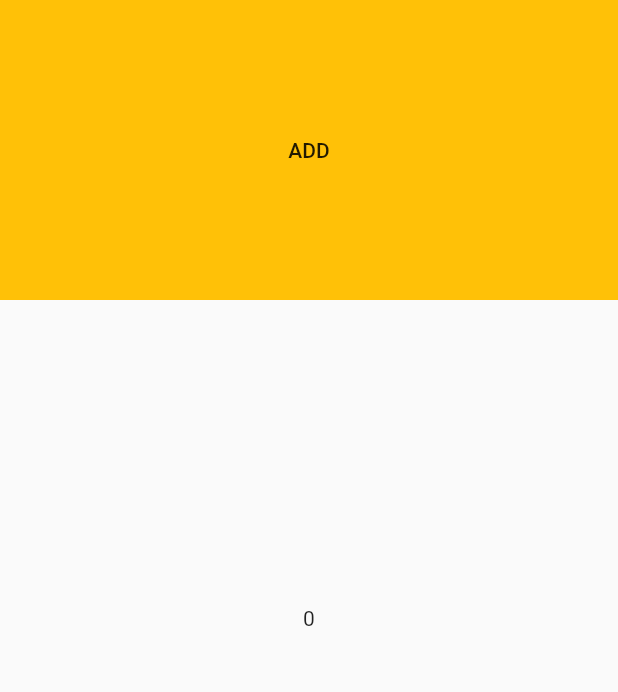
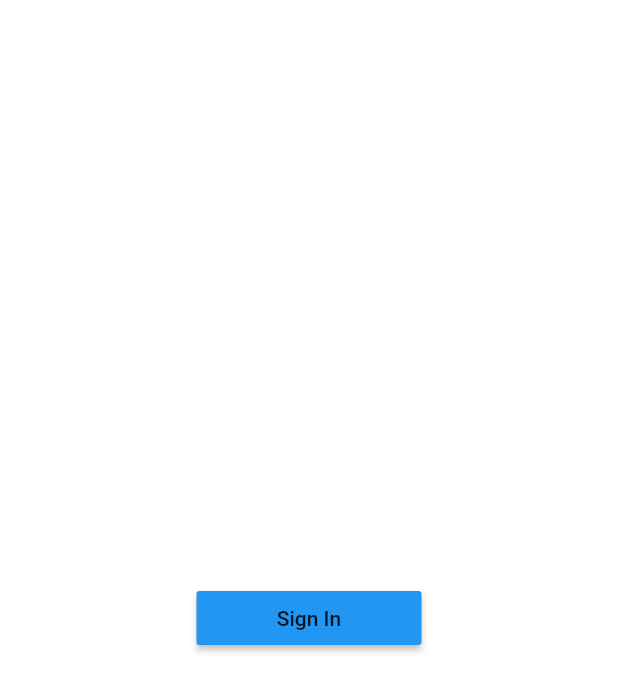
Before and after one commit to ianvillamia/aha_app, a Flutter app: the screen it shows after launch, on a phone screen of 412 x 824 dp. Shown: the top 692 px of the screen. Run offline on Flutter 3.47's test engine with Material 2 defaults, Android fonts, the phone set to English and light mode, and no system bars; our stand-ins replace firebase_auth; accounts and stored records are empty.

Commit message:
added stuffs

```diff
--- /dev/null
+++ b/lib/Screens/Auth/auth_handler.dart
@@ -0,0 +1,30 @@
+import 'package:aha_app/Screens/Auth/sign_in.dart';
+import 'package:aha_app/Screens/home.dart';
+import 'package:aha_app/Services/auth.dart';
+import 'package:flutter/material.dart';
+import 'package:provider/provider.dart';
+
+class AuthHandler extends StatelessWidget {
+  const AuthHandler({Key key}) : super(key: key);
+
+  @override
+  Widget build(BuildContext context) {
+    final authService =
+        Provider.of<FirebaseAuthentication>(context, listen: false);
+
+    return StreamBuilder(
+      stream: authService.onAuthChanged,
+      builder: (context, snapshot) {
+        if (snapshot.connectionState == ConnectionState.active) {
+          final user = snapshot.data;
+          return user != null ? HomePage() : SignIn();
+        }
+        return Scaffold(
+          body: Center(
+            child: CircularProgressIndicator(),
+          ),
+        );
+      },
+    );
+  }
+}
--- /dev/null
+++ b/lib/Screens/Auth/sign_in.dart
@@ -0,0 +1,33 @@
+import 'package:aha_app/Services/auth.dart';
+import 'package:flutter/material.dart';
+import 'package:provider/provider.dart';
+
+class SignIn extends StatelessWidget {
+  const SignIn({Key key}) : super(key: key);
+
+  @override
+  Widget build(BuildContext context) {
+    return
+   Center(
+        child: MaterialButton(
+            onPressed: () {},
+            color: Colors.blue,
+            minWidth: 150,
+            child: Text('Sign In')),
+      );
+
+  }
+
+  /*BackEnd*/
+  Future _signInAnonymously(BuildContext context) async {
+    try {
+      final auth = Provider.of<FirebaseAuthentication>(context);
+      final user = await auth.signInAnonymously();
+      print('uid:${user.uid}');
+    } catch (e) {
+      print(e);
+    }
+  }
+
+
+}
--- /dev/null
+++ b/lib/Services/auth.dart
@@ -0,0 +1,36 @@
+import 'package:firebase_auth/firebase_auth.dart';
+import 'package:flutter/foundation.dart';
+
+@immutable
+class User {
+  const User({@required this.uid});
+  final String uid;
+}
+
+class FirebaseAuthentication {
+  final FirebaseAuth _auth = FirebaseAuth.instance;
+
+  User _userFromFirebase(FirebaseUser user){
+  return user == null ? null:User(uid: user.uid);
+  }
+
+  Stream <User> get onAuthChanged{
+      return _auth.onAuthStateChanged.map(_userFromFirebase);
+  }
+
+  //sign in anonymously
+  Future <User> signInAnonymously() async {
+    try {
+      final authResult = await _auth.signInAnonymously();
+      return _userFromFirebase(authResult.user);
+    } catch (e) {
+      print(e.toString());
+    }
+  }
+
+  Future<void> signOut() async {
+    return await _auth.signOut();
+  }
+
+
+}
--- a/lib/cart.dart
+++ /dev/null
@@ -1,13 +0,0 @@
-import 'package:flutter/material.dart';
-import 'package:provider/provider.dart';
-import 'cartModel.dart';
-
-class Cart extends StatelessWidget {
-  @override
-  Widget build(BuildContext context) {
-    final _cart = Provider.of<CartModel>(context, listen: false);
-    return Center(
-        child: Consumer<CartModel>(
-            builder: (context, _cart, child) => Text(_cart.value.toString())));
-  }
-}
--- a/lib/cartModel.dart
+++ /dev/null
@@ -1,9 +0,0 @@
-import 'package:flutter/foundation.dart';
-
-class CartModel with ChangeNotifier{
-  int value = 0;
-  void increment(){
-    value++;
-    notifyListeners();
-  }
-}
--- a/lib/catalog.dart
+++ /dev/null
@@ -1,21 +0,0 @@
-import 'package:aha_app/cartModel.dart';
-import 'package:flutter/material.dart';
-import 'package:provider/provider.dart';
-
-class Catalog extends StatelessWidget {
-  @override
-  Widget build(BuildContext context) {
-    final cart = Provider.of<CartModel>(context);
-
-    return Container(
-      width: MediaQuery.of(context).size.width,
-      height: 200,
-      color: Colors.amber,
-      child: MaterialButton(
-          onPressed: () {
-            cart.increment();
-          },
-          child: Text('ADD')),
-    );
-  }
-}
--- a/lib/main.dart
+++ b/lib/main.dart
@@ -1,8 +1,7 @@
-import 'package:aha_app/cart.dart';
+import 'package:aha_app/Screens/Auth/auth_handler.dart';
+import 'package:aha_app/Services/auth.dart';
 import 'package:flutter/material.dart';
 import 'package:provider/provider.dart';
-import './cartModel.dart';
-import './catalog.dart';
 
 void main() {
   runApp(MyApp());
@@ -12,32 +11,14 @@ class MyApp extends StatelessWidget {
   // This widget is the root of your application.
   @override
   Widget build(BuildContext context) {
-    return MaterialApp(
-      title: 'Flutter Demo',
-      theme: ThemeData(
-
-        primarySwatch: Colors.blue,
-      ),
-      home: ChangeNotifierProvider<CartModel>(
-          create: (context) => CartModel(), child: MyHomePage()),
-    );
-  }
-}
-
-class MyHomePage extends StatelessWidget {
-  const MyHomePage({Key key}) : super(key: key);
-
-  @override
-  Widget build(BuildContext context) {
-    return Scaffold(
-      body: Stack(
-        children: <Widget>[
-          Catalog(),
-          SizedBox(
-            height: 50,
-          ),
-          Cart()
-        ],
+    return Provider<FirebaseAuthentication>(
+      create: (_) => FirebaseAuthentication(),
+      child: MaterialApp(
+        title: 'Flutter Demo',
+        theme: ThemeData(
+          primarySwatch: Colors.blue,
+        ),
+        home: AuthHandler(),
       ),
     );
   }
```
Also changed, not shown: lib/Screens/home.dart (added, +13 -0 lines), pubspec.yaml (+4 -5 lines), pubspec.lock, 3 other files.
